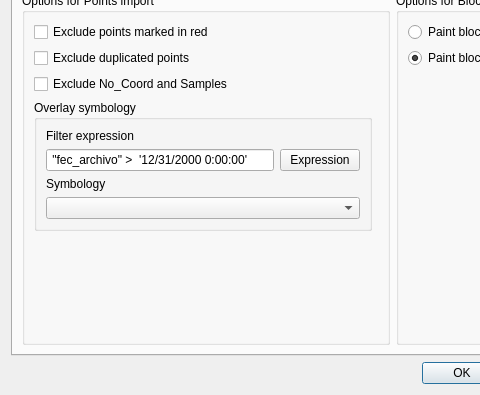
First picture: the form in sugar_tools_dialog_simple.ui, repository psigcat/sugartools, before the edit; both pictures show x 0 to 480 and y 326 to 721 of the 599 by 721 pixel window.
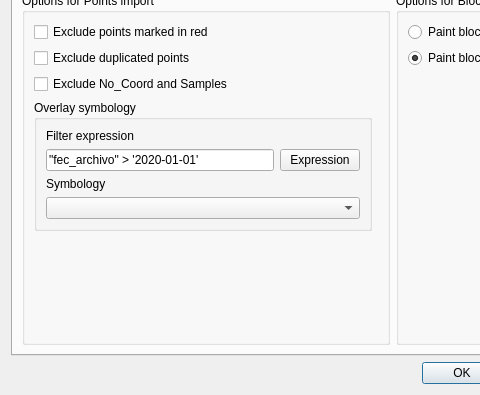
Second picture: the form after the edit. Custom widgets are drawn as their Qt base class.

Commit message: change order of layers, don't make overlay for blocks

What changed in the file:
```diff
--- a/sugar_tools_dialog_simple.ui
+++ b/sugar_tools_dialog_simple.ui
@@ -179,7 +179,7 @@
              <item row="1" column="0">
               <widget class="QLineEdit" name="filter_expr">
                <property name="text">
-                <string> &quot;fec_archivo&quot; &gt;  '12/31/2000 0:00:00' </string>
+                <string>&quot;fec_archivo&quot; &gt; '2020-01-01'</string>
                </property>
               </widget>
              </item>
```
The commit also changes 1 other file.
